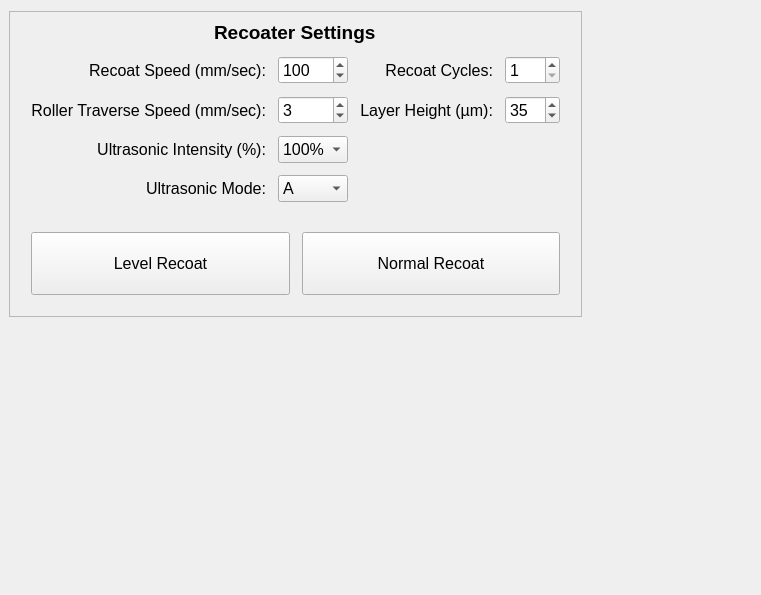
First picture: the form in powdersetupwidget.ui, repository BYUCreateResearchLab/CREATE_LAB_Binder_Jet_Printer, before the edit.
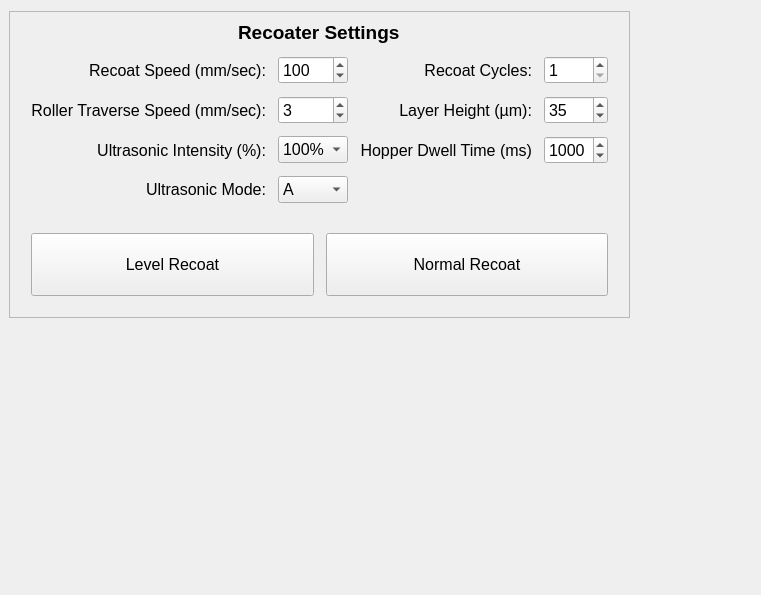
Second picture: the form after the edit.

What changed in the file:
```diff
--- a/powdersetupwidget.ui
+++ b/powdersetupwidget.ui
@@ -193,6 +193,7 @@
           <property name="font">
            <font>
             <pointsize>14</pointsize>
+            <weight>75</weight>
             <bold>true</bold>
            </font>
           </property>
@@ -337,6 +338,42 @@
           </item>
          </widget>
         </item>
+        <item row="4" column="2">
+         <widget class="QLabel" name="hopperDwellTimeLabel">
+          <property name="font">
+           <font>
+            <pointsize>12</pointsize>
+           </font>
+          </property>
+          <property name="text">
+           <string>Hopper Dwell Time (ms)</string>
+          </property>
+          <property name="alignment">
+           <set>Qt::AlignRight|Qt::AlignTrailing|Qt::AlignVCenter</set>
+          </property>
+         </widget>
+        </item>
+        <item row="4" column="3">
+         <widget class="QSpinBox" name="hopperDwellTimeMsSpinBox">
+          <property name="font">
+           <font>
+            <pointsize>12</pointsize>
+           </font>
+          </property>
+          <property name="minimum">
+           <number>0</number>
+          </property>
+          <property name="maximum">
+           <number>5000</number>
+          </property>
+          <property name="singleStep">
+           <number>100</number>
+          </property>
+          <property name="value">
+           <number>1000</number>
+          </property>
+         </widget>
+        </item>
        </layout>
       </item>
       <item row="1" column="0">
```
